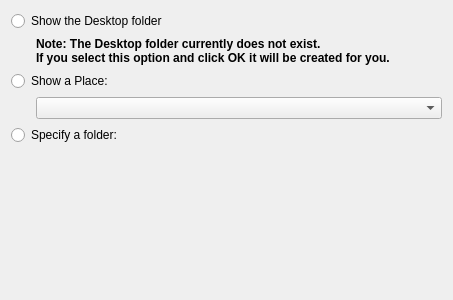
Qt form plasma/applets/folderview/folderviewLocationConfig.ui (KDE/kde-baseapps) before a commit.
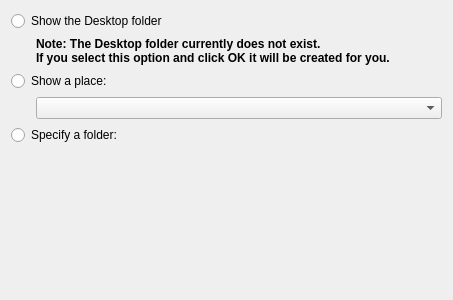
The same form after that commit. Custom widgets are drawn as their Qt base class.

What changed in the file:
```diff
--- a/plasma/applets/folderview/folderviewLocationConfig.ui
+++ b/plasma/applets/folderview/folderviewLocationConfig.ui
@@ -55,7 +55,7 @@
    <item>
     <widget class="QRadioButton" name="showPlace" >
      <property name="text" >
-      <string>Show a Place:</string>
+      <string>Show a place:</string>
      </property>
     </widget>
    </item>
```
